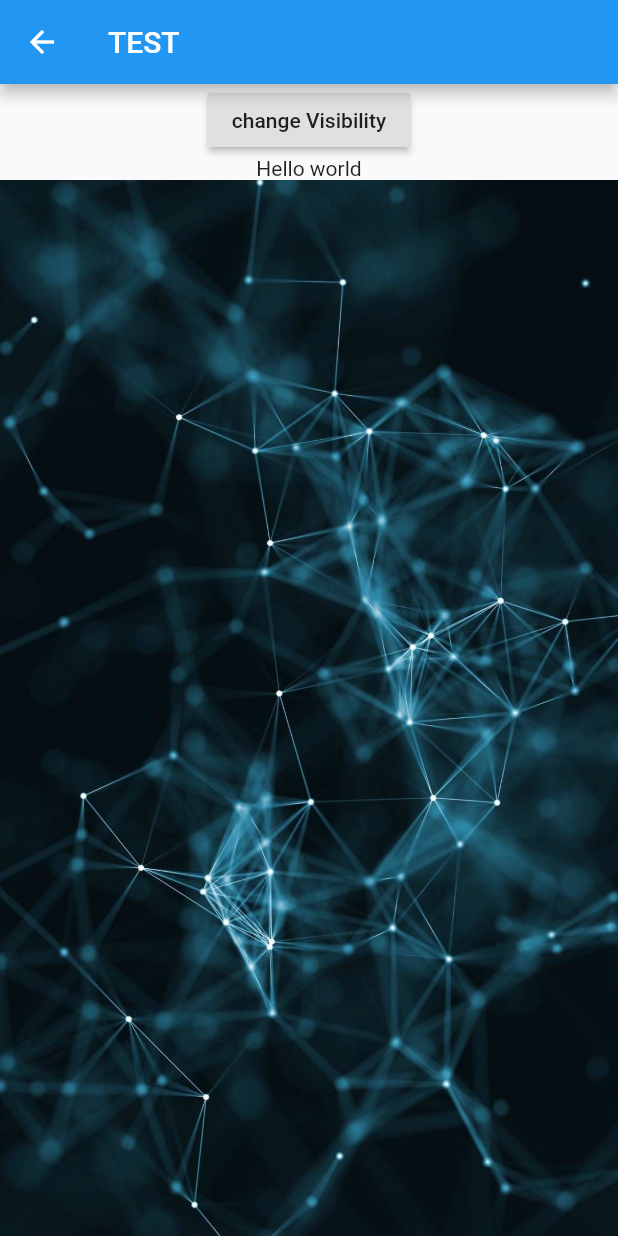
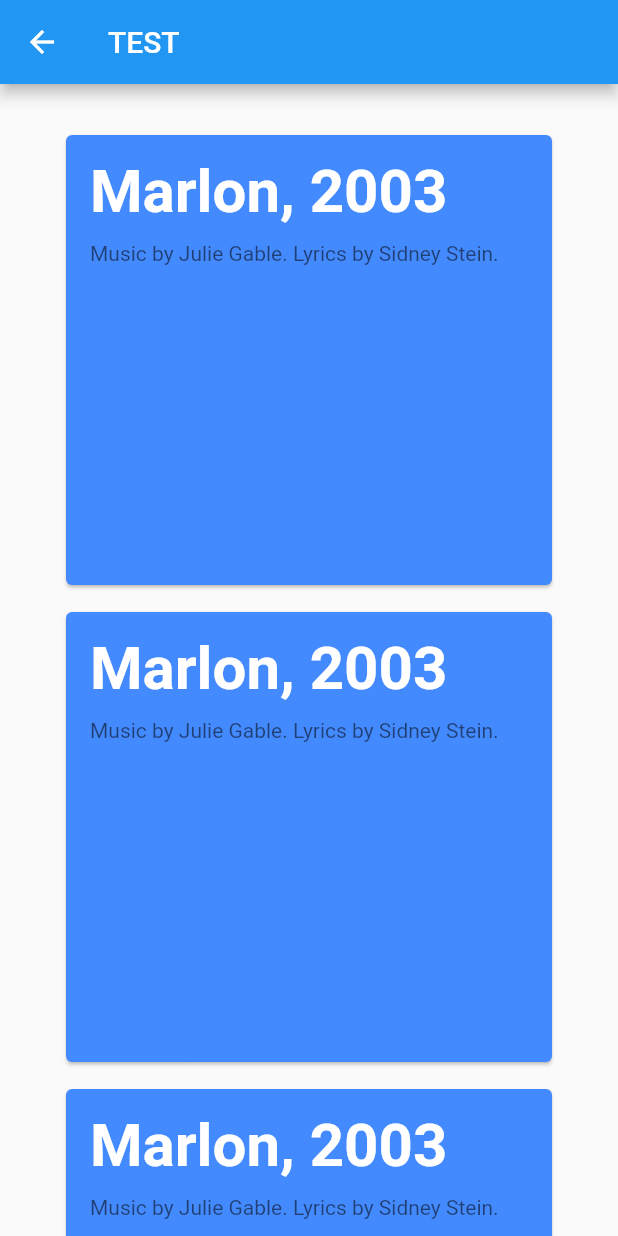
Before and after one commit to cxdxng/fiea, a Flutter app: the TTS screen opened directly, on a phone screen of 412 x 824 dp. Run offline on Flutter 3.47's test engine with Material 2 defaults, Android fonts, the phone set to English and light mode, and no system bars; our stand-ins replace avatar_glow, flutter_tts, image_picker, speech_to_text, sqflite; accounts and stored records are empty.

Commit message:
Added Changes

```diff
--- a/lib/TestUI.dart
+++ b/lib/TestUI.dart
@@ -2,12 +2,16 @@ import 'dart:io';
 import 'dart:convert';
 import 'dart:typed_data';
 
+
 import 'package:fiea/BackgroundTasks.dart';
-import 'package:image_picker/image_picker.dart';
 import 'package:flutter/cupertino.dart';
 import 'package:flutter/material.dart';
 
 class TTS extends StatefulWidget {
+
+  static int lol = 0;
+
+
   @override
   _TTSState createState() => _TTSState();
 }
@@ -15,73 +19,89 @@ class TTS extends StatefulWidget {
 class _TTSState extends State<TTS> {
 
   var base64data = "";
-  var textOrWhat = "Hello world";
   var u8List;
   var visibility = 0;
-  var showImage = false;
+  var show = true;
+
+
+  final List<String> entries = <String>['A', 'B', 'C', 'C', 'C', 'C', 'C', 'C', 'C', 'C', 'C', 'C', 'C', 'C', 'C', 'C', 'C', 'C', 'C', 'C', 'C', 'C', 'C', 'C', 'C'];
 
 
   @override
   void initState() {
     super.initState();
     decodeBase64(base64data);
+
   }
 
   @override
   Widget build(BuildContext context) {
+    print("object");
     return Scaffold(
       appBar: AppBar(
         title: Text("TEST"),
       ),
-      body: Center(
-        child: Column(
-          mainAxisAlignment: MainAxisAlignment.center,
-          children: <Widget>[
-            /* RaisedButton(
-              child: Text("change"),
-                onPressed: () async {
-                  File imageFile =
-                  await ImagePicker.pickImage(source: ImageSource.gallery);
-                  if (imageFile != null) {
-                    base64data = await encodeBase64(imageFile);
-                    print(base64data);
-                  }
-                },
-            ), */
-            RaisedButton(
-              child: Text("change Visibility"),
-              onPressed: (){
-                changeVisibility(visibility);
-                print(visibility);
-              },
+      body: ListView.builder(
+              scrollDirection: Axis.vertical,
+              shrinkWrap: true,
+              padding: const EdgeInsets.fromLTRB(35,25,35,25),
+              itemCount: entries.length,
+              itemBuilder: (BuildContext context, int index) {
+                return Padding(
+                  padding: const EdgeInsets.all(5),
+                  child: Card(
+                    color: Colors.blueAccent,
+                    child: Container(
+                      width: 100,
+                      height: 300,
+                      child: Column(
+                        children: [
+                          const ListTile(
+                            title: Padding(
+                              padding: EdgeInsets.fromLTRB(0,10,0,10),
+                              child: Text(
+                                'Marlon, 2003',
+                                style: TextStyle(
+                                  color: Colors.white,
+                                  fontSize: 40,
+                                  fontWeight: FontWeight.bold,
+                                ),
+                                ),
+                            ),
+                            subtitle: Text(
+                              'Music by Julie Gable. Lyrics by Sidney Stein.'
+                            ),
+                          ),
+                        ],
+                      ),
+                    ),
+                  ),
+                );
+              }
             ),
-            Text(textOrWhat),
-            if (showImage) Image(image: AssetImage("assets/ai.jpg")),
-          ],
-        ),
-      ),
     );
   }
 
-  Future<String> encodeBase64(File imageFile) async{
-    Uint8List bytes = await imageFile.readAsBytes();
-    var encoded = base64.encode(bytes);
-    decodeBase64(encoded);
-    return encoded;
+  void runAgain(){
+    setState(() {
+
+    });
   }
+
+
 
   void changeVisibility(int visibitityState){
     switch(visibitityState){
       case 0:{
         setState(() {
-          showImage = false;
+          show = false;
           visibility = 1;
         });
       }
       break;
       case 1:{
         setState(() {
-          showImage = true;
+          show = true;
           visibility = 0;
         });
       }
@@ -94,7 +114,7 @@ class _TTSState extends State<TTS> {
     var decoded = Uint8List.fromList(base64Decode(encoded));
     setState(() {
       u8List = decoded;
-      showImage = true;
+      show = true;
 
     });
     return decoded;
```
Also changed, not shown: lib/BackgroundTasks.dart (+25 -28 lines), lib/DatabaseHelper.dart (+12 -2 lines), lib/DatabaseViewer.dart (added, +65 -0 lines), lib/main.dart (+38 -9 lines).
